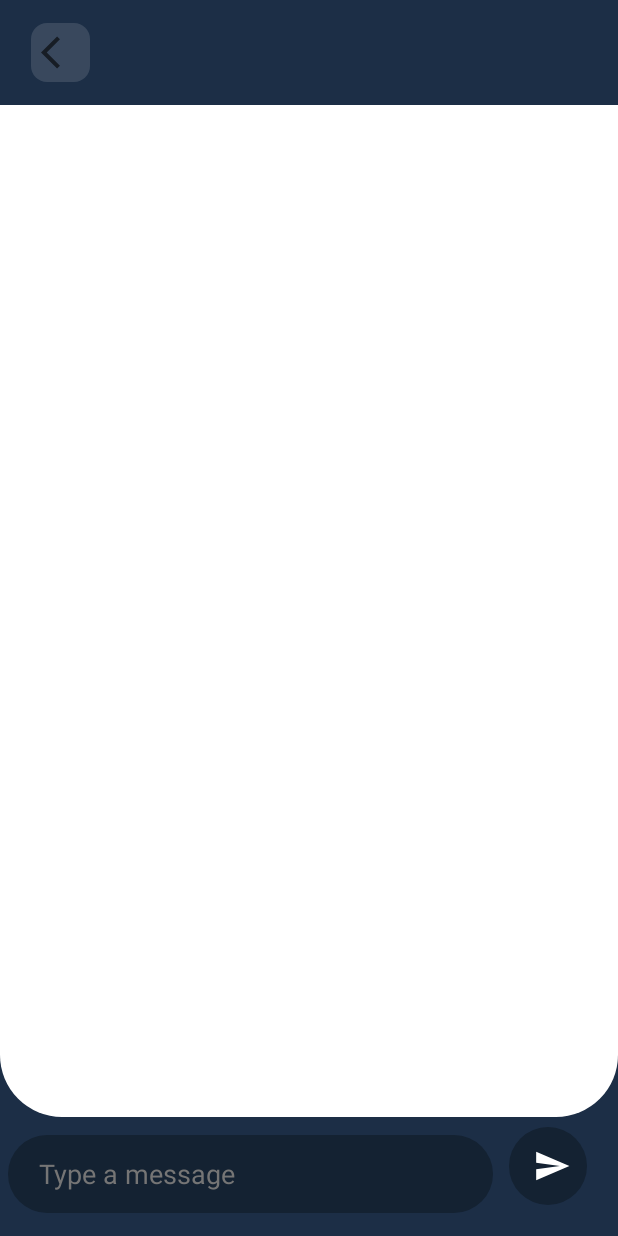
After one commit to Son48/ChatApp, an Android app: the MessageActivity screen opened directly, with no data from a screen before it, on a phone screen of 412 x 824 dp. The commit adds this screen. Run offline under Robolectric (Android 15) with nearby library versions, the phone set to English and light mode, and no system bars; our stand-ins replace Firebase (no records; nobody signed in at launch, a user with empty details on screens opened directly), sdp/ssp sizes.

Commit message:
Send Message

```diff
--- a/app/src/main/AndroidManifest.xml
+++ b/app/src/main/AndroidManifest.xml
@@ -14,6 +14,9 @@
         android:supportsRtl="true"
         android:theme="@style/Theme.ChatApp">
         <activity
+            android:name=".viewmodel.message.MessageActivity"
+            android:exported="false" />
+        <activity
             android:name=".viewmodel.user.UsersActivity"
             android:exported="false" />
         <activity
@@ -22,7 +25,7 @@
             tools:ignore="Instantiatable" />
         <activity
             android:name=".viewmodel.signup.SignUpActivity"
-            android:windowSoftInputMode="adjustResize"></activity>
+            android:windowSoftInputMode="adjustResize" />
         <activity
             android:name=".viewmodel.signin.SignInActivity"
             android:exported="true"
--- a/app/src/main/java/com/example/chatapp/utilities/Constants.java
+++ b/app/src/main/java/com/example/chatapp/utilities/Constants.java
@@ -10,4 +10,9 @@ public class Constants {
     public static final String KEY_USER_ID="userID";
     public static final String KEY_IMAGE="image";
     public static final String KEY_FCM_TOKEN="fcmToken";
+
+    public static final String KEY_COLLECTION_CHAT="chats";
+    public static final String KEY_SENDER="sender";
+    public static final String KEY_REICEIVER="receiver";
+    public static final String KEY_MESSAGE="message";
 }
--- /dev/null
+++ b/app/src/main/java/com/example/chatapp/viewmodel/message/MessageActivity.java
@@ -0,0 +1,50 @@
+package com.example.chatapp.viewmodel.message;
+
+import androidx.appcompat.app.AppCompatActivity;
+
+import android.content.Intent;
+import android.os.Bundle;
+
+import com.example.chatapp.databinding.ActivityMessageBinding;
+import com.example.chatapp.model.SendMessage;
+import com.example.chatapp.utilities.Constants;
+import com.google.firebase.auth.FirebaseAuth;
+import com.google.firebase.firestore.FirebaseFirestore;
+
+public class MessageActivity extends AppCompatActivity {
+
+    ActivityMessageBinding binding;
+    FirebaseAuth firebaseAuth;
+    @Override
+    protected void onCreate(Bundle savedInstanceState) {
+        super.onCreate(savedInstanceState);
+        binding=ActivityMessageBinding.inflate(getLayoutInflater());
+        setContentView(binding.getRoot());
+        back();
+
+        firebaseAuth=FirebaseAuth.getInstance();
+
+        Intent intent =getIntent();
+        binding.textName.setText(intent.getStringExtra(Constants.KEY_NAME));
+        String userID=intent.getStringExtra(Constants.KEY_USER_ID);
+
+        String userSend=firebaseAuth.getCurrentUser().getUid();
+
+
+        binding.layoutSend.setOnClickListener(view -> {
+            String msg=binding.inputMessage.getText().toString().trim();
+            sendMessage(userSend,userID,msg);
+        });
+
+    }
+
+    private void back(){
+        binding.imgBack.setOnClickListener(view -> {onBackPressed();});
+    }
+
+    private void sendMessage(String sender,String receiver,String message){
+        SendMessage sendMessage =new SendMessage(sender,receiver,message);
+        FirebaseFirestore firebaseFirestore=FirebaseFirestore.getInstance();
+        firebaseFirestore.collection(Constants.KEY_COLLECTION_CHAT).add(sendMessage);
+    }
+}
--- /dev/null
+++ b/app/src/main/res/drawable/backgroud_chat_input.xml
@@ -0,0 +1,7 @@
+<?xml version="1.0" encoding="utf-8"?>
+<shape xmlns:android="http://schemas.android.com/apk/res/android"
+    android:shape="rectangle">
+
+    <solid android:color="@color/primary_dark"/>
+    <corners android:radius="@dimen/_24sdp"/>
+</shape>
--- /dev/null
+++ b/app/src/main/res/drawable/backgroud_content_top.xml
@@ -0,0 +1,9 @@
+<?xml version="1.0" encoding="utf-8"?>
+<shape xmlns:android="http://schemas.android.com/apk/res/android"
+    android:shape="rectangle">
+
+    <solid android:color="@color/white"/>
+    <corners
+        android:bottomLeftRadius="@dimen/_32sdp"
+        android:bottomRightRadius="@dimen/_32sdp"/>
+</shape>
--- /dev/null
+++ b/app/src/main/res/drawable/ic_send.xml
@@ -0,0 +1,11 @@
+<vector xmlns:android="http://schemas.android.com/apk/res/android"
+    android:width="24dp"
+    android:height="24dp"
+    android:viewportWidth="24"
+    android:viewportHeight="24"
+    android:tint="?attr/colorControlNormal"
+    android:autoMirrored="true">
+  <path
+      android:fillColor="@android:color/white"
+      android:pathData="M2.01,21L23,12 2.01,3 2,10l15,2 -15,2z"/>
+</vector>
--- /dev/null
+++ b/app/src/main/res/layout/activity_message.xml
@@ -0,0 +1,120 @@
+<?xml version="1.0" encoding="utf-8"?>
+<androidx.constraintlayout.widget.ConstraintLayout xmlns:android="http://schemas.android.com/apk/res/android"
+    xmlns:app="http://schemas.android.com/apk/res-auto"
+    xmlns:tools="http://schemas.android.com/tools"
+    android:layout_width="match_parent"
+    android:layout_height="match_parent"
+    tools:context=".viewmodel.message.MessageActivity"
+    android:animateLayoutChanges="true"
+    android:background="@color/primary">
+
+    <View
+        android:id="@+id/viewBackground"
+        android:layout_width="match_parent"
+        android:layout_height="0dp"
+        android:layout_marginBottom="@dimen/_45sdp"
+        android:background="@drawable/backgroud_content_top"
+        app:layout_constraintBottom_toBottomOf="@id/layoutSend"
+        app:layout_constraintTop_toTopOf="parent"/>
+
+    <View
+        android:id="@+id/viewSupporter"
+        android:layout_width="match_parent"
+        android:layout_height="1dp"
+        android:layout_marginTop="@dimen/_12sdp"
+        app:layout_constraintTop_toBottomOf="@id/imgBack"/>
+    <View
+        android:id="@+id/headerBackground"
+        android:layout_width="match_parent"
+        android:layout_height="0dp"
+        android:background="@color/primary"
+        app:layout_constraintBottom_toTopOf="@id/viewSupporter"
+        app:layout_constraintTop_toTopOf="parent"/>
+
+    <TextView
+        android:id="@+id/textName"
+        android:layout_width="281dp"
+        android:layout_height="25dp"
+        android:layout_marginStart="@dimen/_8sdp"
+        android:ellipsize="end"
+        android:gravity="center"
+        android:maxLines="1"
+        android:textColor="@color/white"
+        android:textSize="@dimen/_14ssp"
+        android:textStyle="bold"
+        app:layout_constraintBottom_toBottomOf="@id/imgBack"
+        app:layout_constraintEnd_toEndOf="parent"
+        app:layout_constraintStart_toEndOf="@id/imgBack"
+        app:layout_constraintTop_toTopOf="@id/imgBack" />
+
+    <androidx.appcompat.widget.AppCompatImageView
+        android:id="@+id/imgBack"
+        android:layout_width="@dimen/_30sdp"
+        android:layout_height="@dimen/_30sdp"
+        android:layout_marginStart="@dimen/_16sdp"
+        android:layout_marginLeft="@dimen/_16sdp"
+        android:layout_marginTop="@dimen/_12sdp"
+        android:padding="@dimen/_5sdp"
+        android:src="@drawable/ic_back"
+        android:background="@drawable/backgroud_icon"
+        app:layout_constraintStart_toStartOf="parent"
+        app:layout_constraintTop_toTopOf="parent"/>
+
+    <androidx.recyclerview.widget.RecyclerView
+        android:layout_width="410dp"
+        android:layout_height="548dp"
+        android:clipToPadding="false"
+        android:orientation="vertical"
+        android:overScrollMode="never"
+        android:padding="@dimen/_20sdp"
+        app:layoutManager="androidx.recyclerview.widget.LinearLayoutManager"
+        app:layout_constraintBottom_toBottomOf="@+id/viewBackground"
+        app:layout_constraintEnd_toEndOf="parent"
+        app:layout_constraintStart_toStartOf="parent"
+        app:layout_constraintTop_toBottomOf="@+id/imgBack" />
+
+    <FrameLayout
+        android:id="@+id/layoutSend"
+        android:layout_width="@dimen/_40sdp"
+        android:layout_height="@dimen/_40sdp"
+        android:layout_marginEnd="@dimen/_16sdp"
+        android:layout_marginRight="@dimen/_16sdp"
+        android:layout_marginBottom="@dimen/_16sdp"
+        android:background="@drawable/backgroud_chat_input"
+        app:layout_constraintBottom_toBottomOf="parent"
+        app:layout_constraintEnd_toEndOf="parent">
+        <androidx.appcompat.widget.AppCompatImageView
+            android:layout_width="match_parent"
+            android:layout_height="match_parent"
+            android:layout_marginStart="@dimen/_4sdp"
+            android:layout_marginLeft="@dimen/_4sdp"
+            android:padding="@dimen/_8sdp"
+            android:src="@drawable/ic_send"
+            app:tint="@color/white"/>
+    </FrameLayout>
+    <EditText
+        android:id="@+id/inputMessage"
+        android:layout_width="0dp"
+        android:layout_height="@dimen/_40sdp"
+        android:layout_marginStart="@dimen/_4sdp"
+        android:layout_marginLeft="@dimen/_4sdp"
+        android:layout_marginEnd="@dimen/_8sdp"
+        android:layout_marginRight="@dimen/_8sdp"
+        android:layout_marginBottom="@dimen/_12sdp"
+        android:background="@drawable/backgroud_chat_input"
+        android:hint="@string/type_a_message"
+        android:imeOptions="actionDone"
+        android:importantForAutofill="no"
+        android:inputType="text"
+        android:paddingStart="@dimen/_16sdp"
+        android:paddingEnd="@dimen/_16sdp"
+        android:textColor="@color/white"
+        android:textColorHint="@color/secondary_text"
+        app:layout_constraintBottom_toBottomOf="parent"
+        app:layout_constraintEnd_toStartOf="@id/layoutSend"
+        app:layout_constraintStart_toStartOf="parent"/>
+
+
+
+
+</androidx.constraintlayout.widget.ConstraintLayout>
--- a/app/src/main/res/values/strings.xml
+++ b/app/src/main/res/values/strings.xml
@@ -18,4 +18,5 @@
     <string name="password_and_confirm_password_must_be_same"><![CDATA[Password & confirm password must be same]]></string>
     <string name="email_error">Email error</string>
     <string name="select_user">Select User</string>
+    <string name="type_a_message">Type a message</string>
 </resources>
```
Also changed, not shown: app/src/main/java/com/example/chatapp/adapter/UsersAdapter.java (+24 -14 lines), app/src/main/java/com/example/chatapp/model/SendMessage.java (added, +40 -0 lines), app/src/main/java/com/example/chatapp/viewmodel/user/UsersActivity.java (+5 -5 lines).
